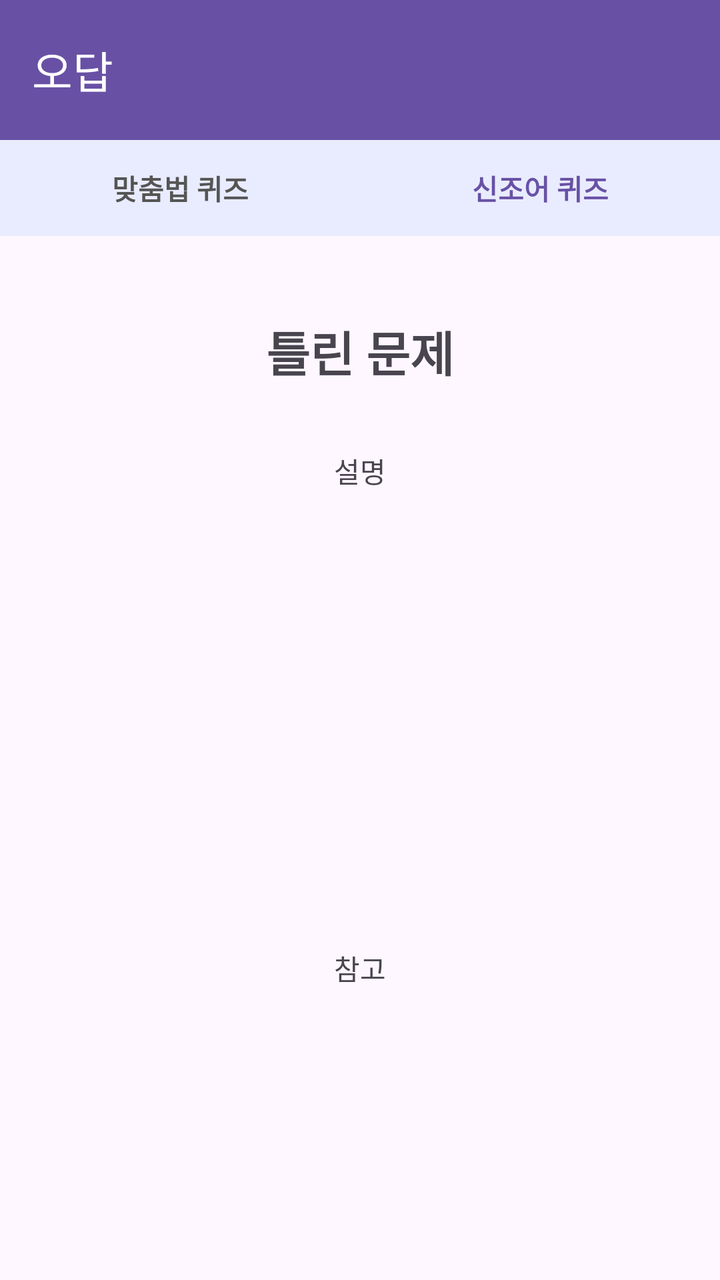
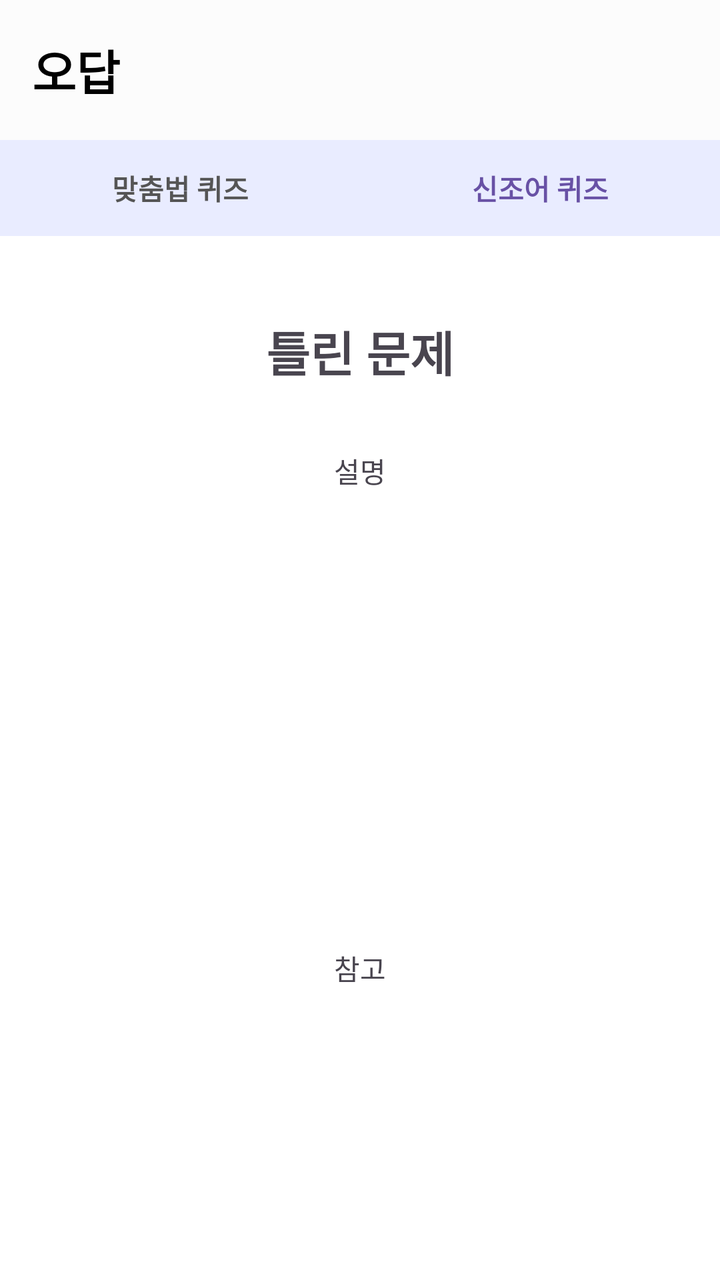

Compare the two renders of this Android layout. The source of the first and the diff that turns it into the second are given below.
<!-- AndroidManifest.xml: application theme Theme.GURU2 -->
<!-- res/layout/activity_wrong_detail.xml -->
<?xml version="1.0" encoding="utf-8"?>
<androidx.constraintlayout.widget.ConstraintLayout
    xmlns:android="http://schemas.android.com/apk/res/android"
    xmlns:app="http://schemas.android.com/apk/res-auto"
    xmlns:tools="http://schemas.android.com/tools"
    android:layout_width="match_parent"
    android:layout_height="match_parent">

    
    <com.google.android.material.appbar.MaterialToolbar
        android:id="@+id/toolbar"
        android:layout_width="0dp"
        android:layout_height="70dp"
        android:background="#6851A5"
        app:title="오답"
        app:titleTextColor="@android:color/white"
        app:layout_constraintTop_toTopOf="parent"
        app:layout_constraintStart_toStartOf="parent"
        app:layout_constraintEnd_toEndOf="parent"/>

    
    <LinearLayout
        android:id="@+id/subBar"
        android:layout_width="0dp"
        android:layout_height="48dp"
        android:orientation="horizontal"
        android:background="#FFFFFF"
        android:gravity="center"
        app:layout_constraintTop_toBottomOf="@id/toolbar"
        app:layout_constraintStart_toStartOf="parent"
        app:layout_constraintEnd_toEndOf="parent">

        <TextView
            android:id="@+id/btnGrammar"
            android:layout_width="0dp"
            android:layout_height="match_parent"
            android:layout_weight="1"
            android:background="@color/choice_default"
            android:gravity="center"
            android:text="맞춤법 퀴즈"
            android:textColor="#555555"
            android:textStyle="bold" />

        <TextView
            android:id="@+id/btnSlang"
            android:layout_width="0dp"
            android:layout_height="match_parent"
            android:layout_weight="1"
            android:background="@color/choice_default"
            android:gravity="center"
            android:text="신조어 퀴즈"
            android:textColor="#6851A5"
            android:textStyle="bold" />

    </LinearLayout>

    
    <androidx.constraintlayout.widget.ConstraintLayout
        android:id="@+id/contentArea"
        android:layout_width="0dp"
        android:layout_height="0dp"
        android:padding="16dp"
        app:layout_constraintBottom_toBottomOf="parent"
        app:layout_constraintEnd_toEndOf="parent"
        app:layout_constraintHorizontal_bias="0.0"
        app:layout_constraintStart_toStartOf="parent"
        app:layout_constraintTop_toBottomOf="@id/subBar"
        app:layout_constraintVertical_bias="0.0">

        <TextView
            android:id="@+id/tvQuestion"
            android:layout_width="0dp"
            android:layout_height="wrap_content"
            android:layout_marginStart="16dp"
            android:layout_marginTop="24dp"
            android:layout_marginEnd="16dp"
            android:text="틀린 문제"
            android:textAlignment="center"
            android:textSize="24sp"
            android:textStyle="bold"
            app:layout_constraintEnd_toEndOf="parent"
            app:layout_constraintStart_toStartOf="parent"
            app:layout_constraintTop_toTopOf="parent" />

        <ImageView
            android:id="@+id/imgExample"
            android:layout_width="0dp"
            android:layout_height="180dp"
            android:layout_marginStart="16dp"
            android:layout_marginTop="24dp"
            android:layout_marginEnd="16dp"
            android:scaleType="centerInside"
            app:layout_constraintEnd_toEndOf="parent"
            app:layout_constraintHorizontal_bias="0.0"
            app:layout_constraintStart_toStartOf="parent"
            app:layout_constraintTop_toBottomOf="@+id/tvExplanation" />

        <TextView
            android:id="@+id/tvExplanation"
            android:layout_width="0dp"
            android:layout_height="wrap_content"
            android:layout_marginStart="16dp"
            android:layout_marginTop="32dp"
            android:layout_marginEnd="16dp"
            android:text="설명"
            android:textAlignment="center"
            app:layout_constraintEnd_toEndOf="parent"
            app:layout_constraintHorizontal_bias="0.0"
            app:layout_constraintStart_toStartOf="parent"
            app:layout_constraintTop_toBottomOf="@+id/tvQuestion" />

        <TextView
            android:id="@+id/tvNotice"
            android:layout_width="0dp"
            android:layout_height="wrap_content"
            android:layout_marginStart="16dp"
            android:layout_marginTop="24dp"
            android:layout_marginEnd="16dp"
            android:text="참고"
            android:textAlignment="center"
            app:layout_constraintEnd_toEndOf="parent"
            app:layout_constraintHorizontal_bias="0.0"
            app:layout_constraintStart_toStartOf="parent"
            app:layout_constraintTop_toBottomOf="@+id/imgExample" />

    </androidx.constraintlayout.widget.ConstraintLayout>

</androidx.constraintlayout.widget.ConstraintLayout>
<!-- resources referenced by this layout -->
<resources>
  <color name="choice_default">#E9ECFF</color>
  <style name="Theme.GURU2" parent="Base.Theme.GURU2" />
  <style name="Base.Theme.GURU2" parent="Theme.Material3.DayNight.NoActionBar">
  
          <item name="android:windowLightStatusBar">true</item>
  
          <item name="android:windowTranslucentStatus">false</item>
  
          <item name="popupMenuBackground">@android:color/transparent</item>
          <item name="android:itemBackground">#E9ECFF</item>
          
      </style>
</resources>

<!-- the commit's change to res/layout/activity_wrong_detail.xml (unified diff, before → after) -->
@@ -4,19 +4,21 @@
     xmlns:app="http://schemas.android.com/apk/res-auto"
     xmlns:tools="http://schemas.android.com/tools"
     android:layout_width="match_parent"
-    android:layout_height="match_parent">
+    android:layout_height="match_parent"
+    android:background="#FFFFFF">
 
     
     <com.google.android.material.appbar.MaterialToolbar
         android:id="@+id/toolbar"
         android:layout_width="0dp"
         android:layout_height="70dp"
-        android:background="#6851A5"
+        android:background="@color/toolbar_color"
+        app:layout_constraintEnd_toEndOf="parent"
+        app:layout_constraintStart_toStartOf="parent"
+        app:layout_constraintTop_toTopOf="parent"
         app:title="오답"
-        app:titleTextColor="@android:color/white"
-        app:layout_constraintTop_toTopOf="parent"
-        app:layout_constraintStart_toStartOf="parent"
-        app:layout_constraintEnd_toEndOf="parent"/>
+        app:titleTextColor="@color/black"
+        app:titleTextAppearance="@style/ToolbarTitleBold"/>
 
     
     <LinearLayout
@@ -71,9 +73,9 @@
             android:id="@+id/tvQuestion"
             android:layout_width="0dp"
             android:layout_height="wrap_content"
-            android:layout_marginStart="16dp"
+            android:layout_marginStart="24dp"
             android:layout_marginTop="24dp"
-            android:layout_marginEnd="16dp"
+            android:layout_marginEnd="24dp"
             android:text="틀린 문제"
             android:textAlignment="center"
             android:textSize="24sp"
@@ -86,9 +88,9 @@
             android:id="@+id/imgExample"
             android:layout_width="0dp"
             android:layout_height="180dp"
-            android:layout_marginStart="16dp"
+            android:layout_marginStart="24dp"
             android:layout_marginTop="24dp"
-            android:layout_marginEnd="16dp"
+            android:layout_marginEnd="24dp"
             android:scaleType="centerInside"
             app:layout_constraintEnd_toEndOf="parent"
             app:layout_constraintHorizontal_bias="0.0"
@@ -99,9 +101,9 @@
             android:id="@+id/tvExplanation"
             android:layout_width="0dp"
             android:layout_height="wrap_content"
-            android:layout_marginStart="16dp"
+            android:layout_marginStart="24dp"
             android:layout_marginTop="32dp"
-            android:layout_marginEnd="16dp"
+            android:layout_marginEnd="24dp"
             android:text="설명"
             android:textAlignment="center"
             app:layout_constraintEnd_toEndOf="parent"
@@ -113,9 +115,9 @@
             android:id="@+id/tvNotice"
             android:layout_width="0dp"
             android:layout_height="wrap_content"
-            android:layout_marginStart="16dp"
+            android:layout_marginStart="24dp"
             android:layout_marginTop="24dp"
-            android:layout_marginEnd="16dp"
+            android:layout_marginEnd="24dp"
             android:text="참고"
             android:textAlignment="center"
             app:layout_constraintEnd_toEndOf="parent"
<!-- resource entries referenced after the edit -->
@@ -1,6 +1,12 @@
 <!-- resources referenced by this layout -->
 <resources>
+  <color name="black">#FF000000</color>
   <color name="choice_default">#E9ECFF</color>
+  <color name="toolbar_color">#FCFCFC</color>
+  <style name="ToolbarTitleBold">
+          <item name="android:textStyle">bold</item>
+          <item name="android:textSize">24sp</item>
+      </style>
   <style name="Theme.GURU2" parent="Base.Theme.GURU2" />
   <style name="Base.Theme.GURU2" parent="Theme.Material3.DayNight.NoActionBar">
   
